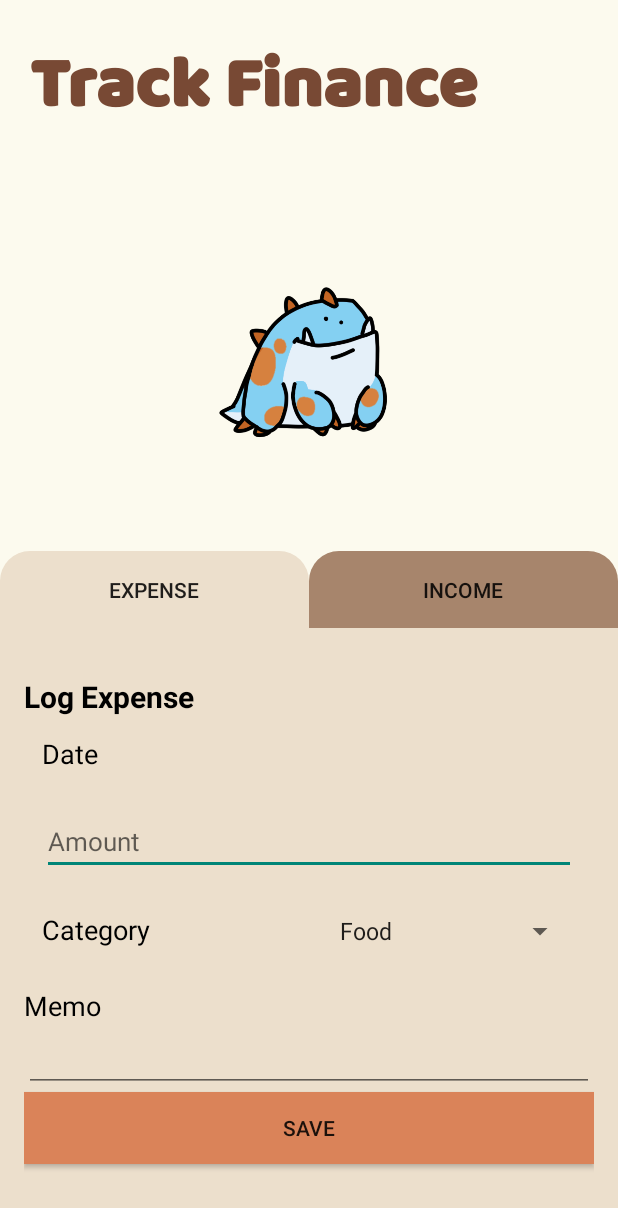
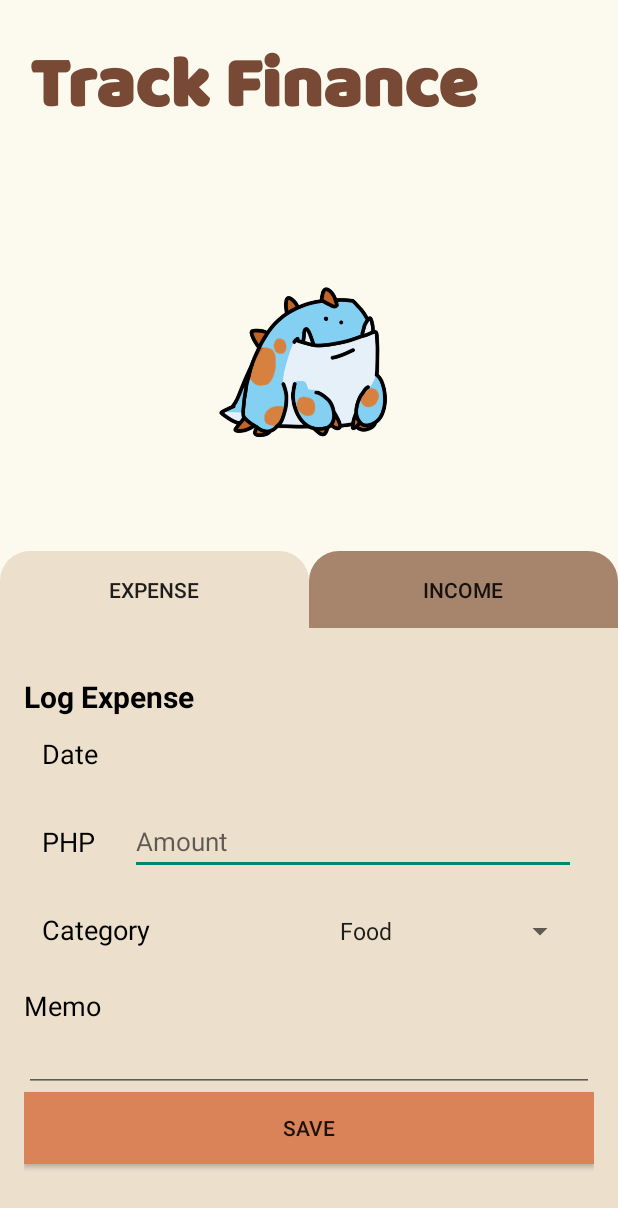
Before and after one commit to GeckoJnlx3/money-monster, an Android app built with Jetpack Compose: the FinanceActivity screen opened directly, with no data from a screen before it, on a phone screen of 412 x 824 dp. Shown: the top 1208 px of the screen. Run offline under Robolectric (Android 15) with nearby library versions, the phone set to English and light mode, and no system bars.

Commit message:
currency updates across all applicable views

```diff
--- a/app/src/main/java/com/mobdeve/s11/group2/moneymonster/FinanceActivity.kt
+++ b/app/src/main/java/com/mobdeve/s11/group2/moneymonster/FinanceActivity.kt
@@ -1,5 +1,6 @@
 package com.mobdeve.s11.group2.moneymonster
 
+import android.content.Context
 import android.content.res.ColorStateList
 import android.os.Bundle
 import android.widget.ArrayAdapter
@@ -22,6 +23,7 @@ class FinanceActivity : ComponentActivity() {
     private lateinit var saveBtn: Button
     private lateinit var categorySpnr: Spinner
     private lateinit var imageView: ImageView
+    private lateinit var currencyText: TextView
 
     private var isLoggingExpense = true
 
@@ -32,6 +34,8 @@ class FinanceActivity : ComponentActivity() {
         "Utilities",
         "Other"
     )
+
+    private var currency: String = "PHP"
 
     override fun onCreate(savedInstanceState: Bundle?) {
         super.onCreate(savedInstanceState)
@@ -45,6 +49,7 @@ class FinanceActivity : ComponentActivity() {
         saveBtn = findViewById(R.id.saveBtn)
         imageView = findViewById(R.id.imageView)
         categorySpnr = findViewById(R.id.categorySpnr)
+        currencyText = findViewById(R.id.currencyText)
 
         val categoryAdapter = ArrayAdapter(this, android.R.layout.simple_spinner_item, categories)
         categoryAdapter.setDropDownViewResource(android.R.layout.simple_spinner_dropdown_item)
@@ -64,6 +69,7 @@ class FinanceActivity : ComponentActivity() {
             saveTransaction()
         }
 
+        loadCurrency()
         updateUI()
     }
 
@@ -91,8 +97,9 @@ class FinanceActivity : ComponentActivity() {
                 "Log Income"
         amountInput.setText("")
         descriptionInput.setText("")
+        currencyText.text = currency
+    }
 
-    }
     private fun saveTransaction() {
         val amount = amountInput.text.toString().toDoubleOrNull()
         val description = descriptionInput.text.toString()
@@ -115,8 +122,16 @@ class FinanceActivity : ComponentActivity() {
                 else
                     "Income"
 
+            Toast.makeText(this, "$transactionType logged: $currency $amount", Toast.LENGTH_SHORT).show()
+
         } else {
             Toast.makeText(this, "Please log your amount", Toast.LENGTH_SHORT).show()
         }
     }
+
+    private fun loadCurrency() {
+        val sharedPref = getSharedPreferences("com.mobdeve.s11.group2.moneymonster.PREFERENCE_FILE_KEY", Context.MODE_PRIVATE)
+        currency = sharedPref.getString("CURRENCY", "PHP") ?: "PHP"
+        currencyText.text = currency
+    }
 }
--- a/app/src/main/res/layout/finance.xml
+++ b/app/src/main/res/layout/finance.xml
@@ -12,12 +12,13 @@
         android:layout_height="wrap_content"
         android:layout_weight="0"
         android:fontFamily="@font/baloo_bhai"
+        android:gravity="center_horizontal"
         android:padding="20dp"
         android:text="Track Finance"
+        android:textAlignment="center"
         android:textColor="@color/brown_header"
         android:textSize="48sp"
-        android:textStyle="bold"
-        android:textAlignment="center"/>
+        android:textStyle="bold" />
 
     <ImageView
         android:id="@+id/imageView"
@@ -87,15 +88,32 @@
             android:textColor="#000000"
             android:textSize="18sp" />
 
+        <LinearLayout
+            android:layout_width="match_parent"
+            android:layout_height="wrap_content"
+            android:orientation="horizontal">
+
+            <TextView
+                android:id="@+id/currencyText"
+                android:layout_width="match_parent"
+                android:layout_height="wrap_content"
+                android:layout_gravity="center"
+                android:layout_marginLeft="12sp"
+                android:layout_weight="1"
+                android:text="PHP"
+                android:textColor="#000000"
+                android:textSize="18sp" />
+
             <EditText
                 android:id="@+id/amountInput"
-            android:layout_width="match_parent"
+                android:layout_width="297dp"
                 android:layout_height="wrap_content"
                 android:layout_margin="12sp"
                 android:hint="Amount"
                 android:inputType="numberDecimal"
                 android:textColor="#000000"
                 android:textSize="17sp" />
+        </LinearLayout>
 
         <LinearLayout
             android:layout_width="match_parent"
```
Also changed, not shown: app/src/main/java/com/mobdeve/s11/group2/moneymonster/MainActivity.kt (+15 -3 lines), app/src/main/java/com/mobdeve/s11/group2/moneymonster/SettingsActivity.kt (+20 -0 lines). Lines whose indentation alone changed are shown as unchanged.
